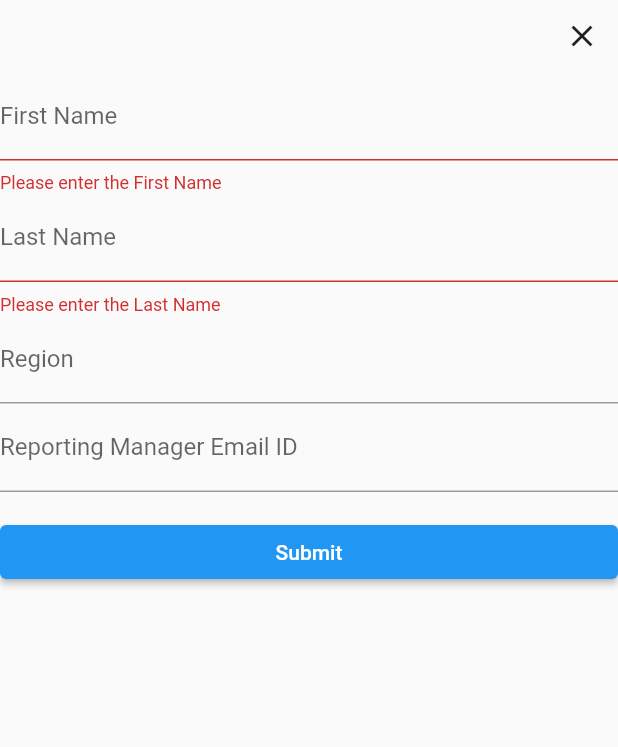
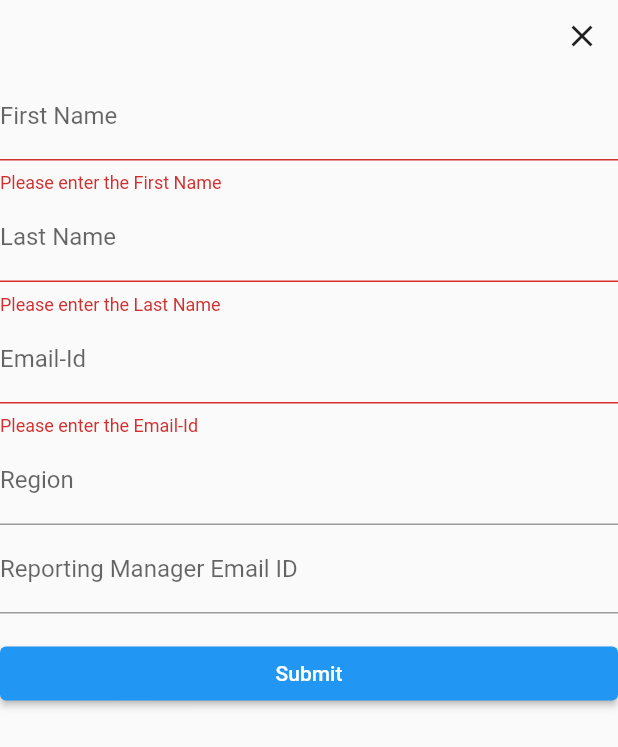
Before and after one commit to hirak214/HenkelDakshProject, a Flutter app: the UserForm widget shown alone on an empty page, opened directly, after a tap on "Submit", on a phone screen of 412 x 824 dp. Shown: the top 747 px of the screen. Run offline on Flutter 3.47's test engine with Material 2 defaults, Android fonts, the light colour scheme and no system bars; our stand-ins replace cloud_firestore, file_picker, firebase_auth, firebase_core; missing offline and left inert: dart:js; accounts and stored records are empty.

Commit message:
Fix: TCS User Auth not being set up
Fixed the issue where on creating a new tcs user the data was not being added the Authentication Firebase

```diff
--- a/lib/app_drawer/user_management/tsc_screen.dart
+++ b/lib/app_drawer/user_management/tsc_screen.dart
@@ -1,6 +1,6 @@
 import 'package:flutter/material.dart';
+import 'package:cloud_firestore/cloud_firestore.dart';
 import 'package:firebase_auth/firebase_auth.dart';
-import 'package:cloud_firestore/cloud_firestore.dart';
 
 class TcsScreen extends StatefulWidget {
   @override
@@ -155,6 +155,9 @@ class _UserFormState extends State<UserForm> {
     // Remove the UID field from the form
     _userData.remove('uid');
 
+    // Check if we are in "edit" mode (updating an existing user) or "create" mode (adding a new user)
+    bool isEditMode = widget.uid != null && widget.uid!.isNotEmpty;
+
     return Column(
       crossAxisAlignment: CrossAxisAlignment.stretch,
       children: [
@@ -203,6 +206,25 @@ class _UserFormState extends State<UserForm> {
                   _userData['last_name'] = value ?? '';
                 },
               ),
+              if (!isEditMode) // Show the email ID field only in "create" mode
+                TextFormField(
+                  initialValue: _userData['email_id'] ?? '',
+                  decoration: InputDecoration(
+                    labelText: 'Email-Id',
+                  ),
+                  validator: (value) {
+                    if (value == null || value.isEmpty) {
+                      return 'Please enter the Email-Id';
+                    }
+                    if (!value.endsWith('@henkel.com')) {
+                      return 'Please enter a valid email ID ending with @henkel.com';
+                    }
+                    return null;
+                  },
+                  onSaved: (value) {
+                    _userData['email_id'] = value ?? '';
+                  },
+                ),
               TextFormField(
                 initialValue: _userData['region'] ?? '',
                 decoration: InputDecoration(
@@ -235,41 +257,6 @@ class _UserFormState extends State<UserForm> {
     );
   }
 
-  List<Widget> _buildFormFields() {
-    return _userData.keys.map((key) {
-      if (key == 'region' || key == 'reporting_manager_email_id') {
-        return TextFormField(
-          initialValue: _userData[key] ?? '',
-          decoration: InputDecoration(
-            labelText: key,
-          ),
-          onSaved: (value) {
-            _userData[key] = value ?? '';
-          },
-        );
-      }
-      return TextFormField(
-        initialValue: _userData[key] ?? '',
-        decoration: InputDecoration(
-          labelText: key,
-        ),
-        validator: (value) {
-          if (key == 'email_id' && !(value ?? '').endsWith('@henkel.com')) {
-            return 'Please enter a valid email ID ending with @henkel.com';
-          }
-          if (key != 'region' && key != 'reporting_manager_email_id') {
-            if (value == null || value.isEmpty) {
-              return 'Please enter the $key';
-            }
-          }
-          return null;
-        },
-        onSaved: (value) {
-          _userData[key] = value ?? '';
-        },
-      );
-    }).toList();
-  }
 
   void _submitForm() async {
     if (_formKey.currentState?.validate() ?? false) {
@@ -281,22 +268,58 @@ class _UserFormState extends State<UserForm> {
 
       if (uid.isNotEmpty) {
         // Update the user details in Firestore using the UID as the document ID
-        await FirebaseFirestore.instance.collection('tcs_users').doc(uid).update(_userData);
+        await FirebaseFirestore.instance.collection('tcs_users')
+            .doc(uid)
+            .update(_userData);
+
+        //  Reset the form and show a success message
+        _formKey.currentState?.reset();
+        ScaffoldMessenger.of(context).showSnackBar(
+          SnackBar(content: Text('User details updated succesfully')),
+        );
+        Navigator.of(context)
+            .pop(); // Close the dialog after saving the changes
       } else {
         // If the 'uid' field is empty, it means we are adding a new user.
         // We should remove the 'uid' field from the user data before adding it to Firestore.
         _userData.remove('uid');
 
-        // Add a new user to Firestore
-        await FirebaseFirestore.instance.collection('tcs_users').add(_userData);
+        // Create a new user in Firebase Authentication with the default password '121212'
+        // Create a new user in Firebase Authentication with the default password '121212'
+        try {
+          UserCredential userCredential = await FirebaseAuth.instance
+              .createUserWithEmailAndPassword(
+            email: _userData['email_id'] ?? '', // Use the email_id as the email
+            password: '121212',
+          );
+
+          // Use the generated UID to store the rest of the data in the 'tcs_users' collection
+          uid = userCredential.user?.uid ?? '';
+          _userData.remove('email_id');
+
+          // Add the user data to Firestore
+          await FirebaseFirestore.instance.collection('tcs_users').doc(uid).set(
+              _userData);
+
+          // Reset the form and show a success message
+          _formKey.currentState?.reset();
+          ScaffoldMessenger.of(context).showSnackBar(
+            SnackBar(content: Text('New user created successfully')),
+          );
+          Navigator.of(context)
+              .pop(); // Close the dialog after saving the changes
+        } on FirebaseAuthException catch (e) {
+          // Handle errors related to Firebase Authentication
+          ScaffoldMessenger.of(context).showSnackBar(
+            SnackBar(content: Text('Error creating a new user: ${e.message}')),
+          );
+        } catch (e) {
+          // Handle other errors
+          ScaffoldMessenger.of(context).showSnackBar(
+            SnackBar(content: Text('Error creating a new user: $e')),
+          );
+        }
       }
-
-      // Reset the form and show a success message
-      _formKey.currentState?.reset();
-      ScaffoldMessenger.of(context).showSnackBar(
-        SnackBar(content: Text('User details updated successfully')),
-      );
-      Navigator.of(context).pop(); // Close the dialog after saving the changes
     }
   }
 }
```
